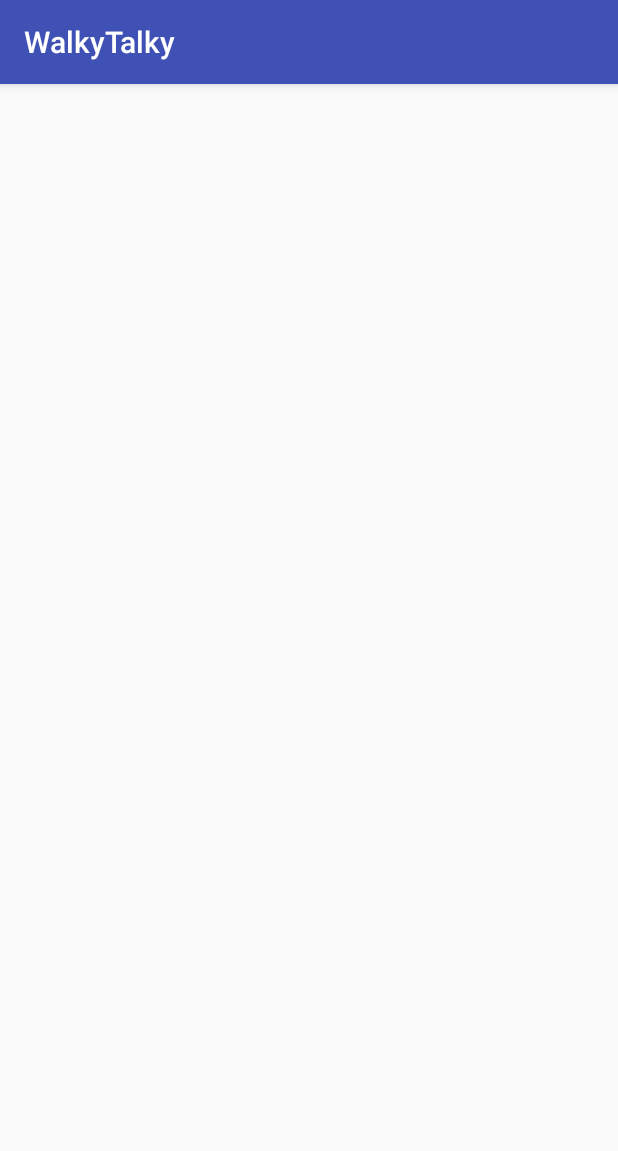
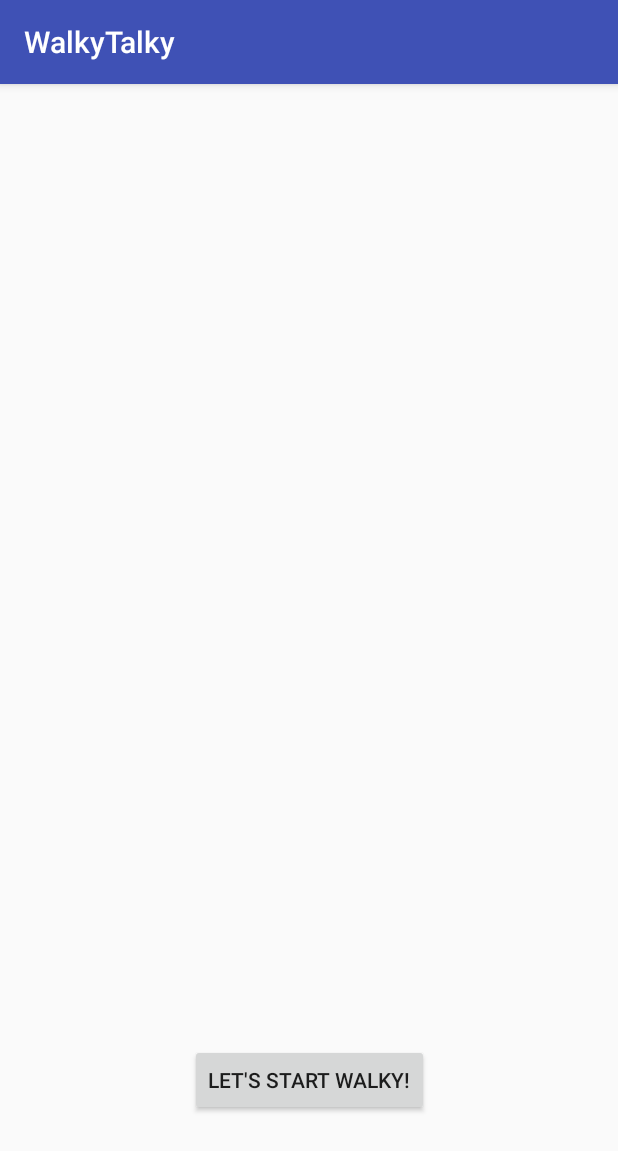
Before and after one commit to caleighm/WalkyTalkyAndroid, an Android app: the screen it shows after launch (TourDetailActivity), after a tap on "UBC", on a phone screen of 412 x 824 dp. Shown: the top 1151 px of the screen. Run offline under Robolectric (Android 15) with nearby library versions, the phone set to English and light mode, and no system bars; 2 statements that could not run were skipped.

Commit message:
Merge branch 'nicole-local'
Not merging misc.xml with this commit

# Conflicts:
#	.idea/misc.xml
#	app/src/main/java/com/example/jacobtutu/walkytalky/Tour.java

```diff
--- a/app/src/main/java/com/example/jacobtutu/walkytalky/Tour.java
+++ b/app/src/main/java/com/example/jacobtutu/walkytalky/Tour.java
@@ -6,13 +6,13 @@ import java.io.Serializable;
 import java.net.URL;
 import java.util.ArrayList;
 import java.util.Date;
-import java.util.List;
 
 /**
  * Created by jacobtutu on 18/03/17.
  */
 
-public class Tour implements Serializable{
+public class Tour {
+
     public int tourID;
     public String tourName;
     public String descrip;
--- a/app/src/main/java/com/example/jacobtutu/walkytalky/TourDetailActivity.java
+++ b/app/src/main/java/com/example/jacobtutu/walkytalky/TourDetailActivity.java
@@ -1,13 +1,36 @@
 package com.example.jacobtutu.walkytalky;
 
+import android.content.Intent;
 import android.support.v7.app.AppCompatActivity;
 import android.os.Bundle;
+import android.view.View;
+import android.widget.Button;
+import android.widget.TextView;
 
 public class TourDetailActivity extends AppCompatActivity {
+
+    private TextView activityDescription;
+
+    // Tour selectedTour = (Tour) getIntent().getSerializableExtra("tour");
+    // String descrip = selectedTour.descrip;
 
     @Override
     protected void onCreate(Bundle savedInstanceState) {
         super.onCreate(savedInstanceState);
         setContentView(R.layout.activity_tour_detail);
+
+//        activityDescription = (TextView) findViewById(R.id.descriptionDisplayed);
+//        activityDescription.setText();
+
+
+    }
+
+
+
+    public void nextView(View view) {
+        Intent appInfo = new Intent(getBaseContext(), TourScreen.class);
+        // appInfo.putExtra("tour", selectedTour);
+
+        startActivity(appInfo);
     }
 }
--- a/app/src/main/java/com/example/jacobtutu/walkytalky/TourSearch.java
+++ b/app/src/main/java/com/example/jacobtutu/walkytalky/TourSearch.java
@@ -12,6 +12,7 @@ import android.widget.AdapterView;
 import android.widget.ListView;
 import android.widget.TextView;
 
+import java.io.Serializable;
 import java.util.ArrayList;
 
 public class TourSearch extends AppCompatActivity {
@@ -19,11 +20,12 @@ public class TourSearch extends AppCompatActivity {
     private TextView mTextMessage;
     final static  String bundleTourName = "TOUR NAME";
     final static  String bundleDescrip = "DESCRIP";
-    final static String bundleAuthor= "AUTHOR";
-    final static String bundleDateCreated= "DATE CREATED";
-    final static  String bundleCity= "CITY";
-    final static String bundleRating= "RATING";
-    final static String bundleImageURL= "IMAGE URL";
+    final static String bundleAuthor = "AUTHOR";
+    final static String bundleDateCreated = "DATE CREATED";
+    final static  String bundleCity = "CITY";
+    final static String bundleRating = "RATING";
+    final static String bundleImageURL = "IMAGE URL";
+    Tour selectedTour;
 
     private BottomNavigationView.OnNavigationItemSelectedListener mOnNavigationItemSelectedListener
             = new BottomNavigationView.OnNavigationItemSelectedListener() {
@@ -45,6 +47,7 @@ public class TourSearch extends AppCompatActivity {
         }
 
     };
+
 
     @Override
     protected void onCreate(Bundle savedInstanceState) {
@@ -73,13 +76,20 @@ public class TourSearch extends AppCompatActivity {
                 bundle.putString(bundleTourName, tour.tourName);
                 bundle.putString(bundleDescrip, tour.descrip);
                 bundle.putString(bundleAuthor, tour.author);
+
                 // bundle.putString(bundleDateCreated, tour.dateCreated.toString());
+                bundle.putString(bundleDateCreated, "");
+
                 bundle.putString(bundleCity, tour.city);
+
                 // bundle.putString(bundleRating, tour.rating.toString());
-                // bundle.putString(bundleImageURL, tour.imageURL.toString());
+                bundle.putString(bundleRating, "");
 
+                bundle.putString(bundleImageURL, "https://www.ubc.ca/_assets/img/martha-piper-plaza-1920x700.jpg");
+                Intent appInfo = new Intent(getBaseContext(), TourDetailActivity.class);
 
-                Intent appInfo = new Intent(getBaseContext(), TourDetailActivity.class);
+                appInfo.putExtra("tour", tour);
+
                 startActivity(appInfo);
             }
         });
--- a/app/src/main/res/layout/activity_tour_detail.xml
+++ b/app/src/main/res/layout/activity_tour_detail.xml
@@ -6,4 +6,25 @@
     android:layout_height="match_parent"
     tools:context="com.example.jacobtutu.walkytalky.TourDetailActivity">
 
+    <Button
+        android:id="@+id/button2"
+        android:layout_width="wrap_content"
+        android:layout_height="wrap_content"
+        android:contextClickable="false"
+        android:elevation="0dp"
+        android:onClick="nextView"
+        android:text="Let's Start Walky!"
+        app:layout_constraintBottom_toBottomOf="parent"
+        app:layout_constraintTop_toTopOf="parent"
+        app:layout_constraintRight_toRightOf="parent"
+        app:layout_constraintLeft_toLeftOf="parent"
+        app:layout_constraintVertical_bias="0.889" />
+
+
+    <TextView
+        android:id="@+id/descriptionDisplayed"
+        android:layout_width="wrap_content"
+        android:layout_height="wrap_content"
+        android:gravity="center"/>
+
 </android.support.constraint.ConstraintLayout>
```
